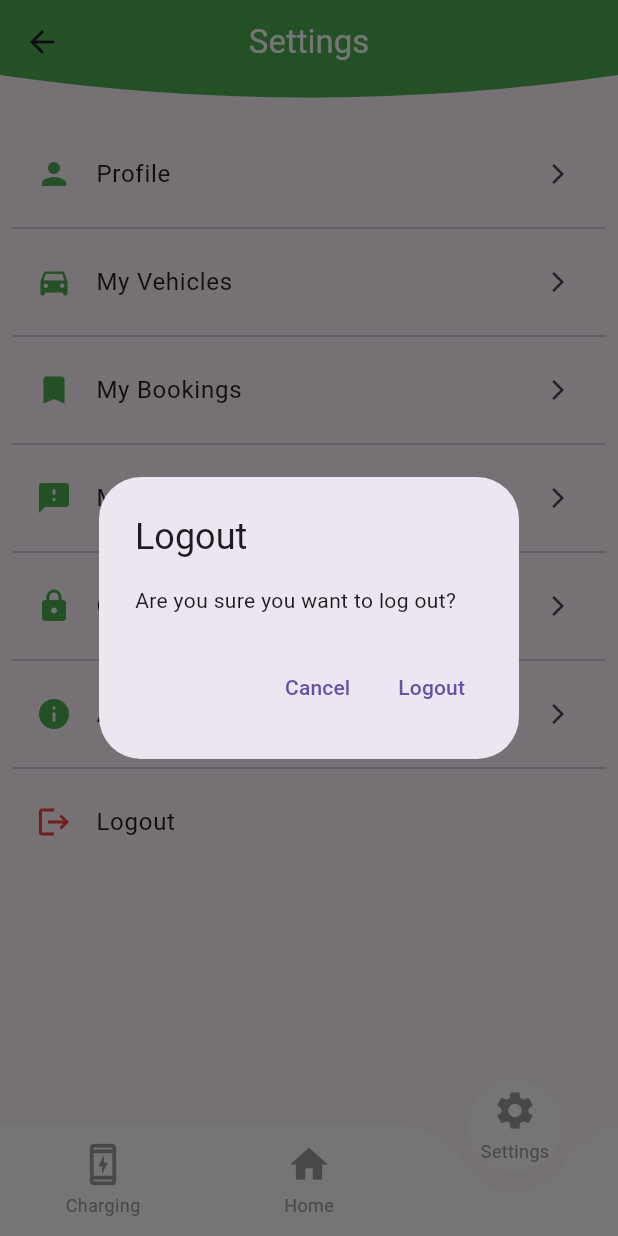
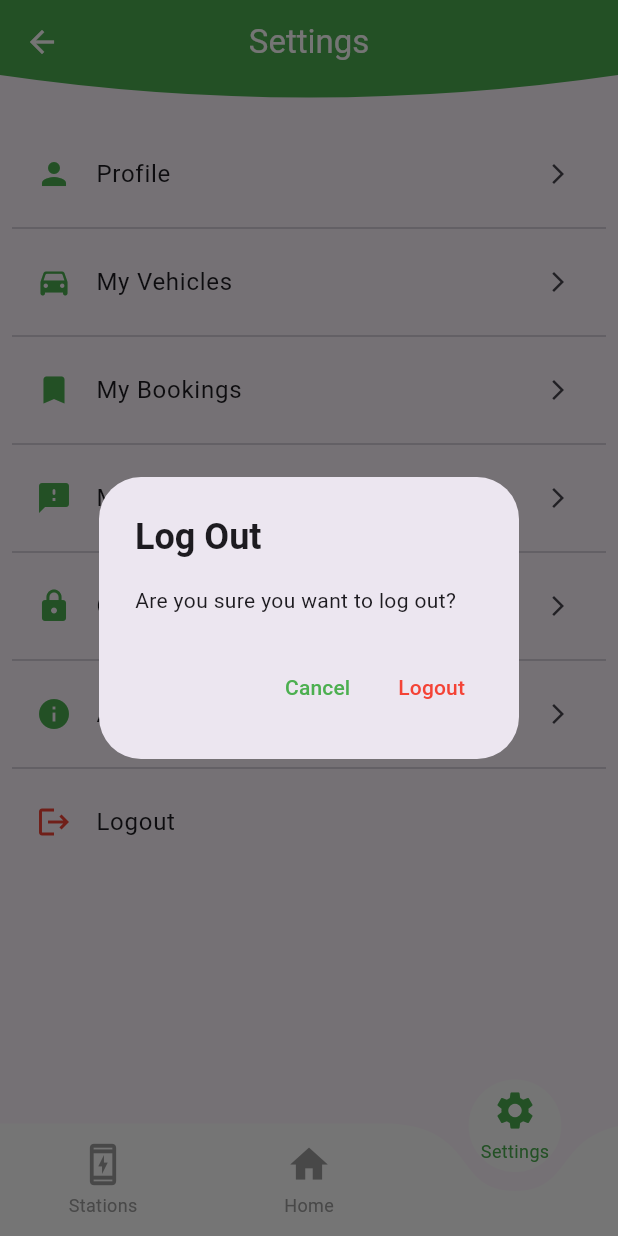
Before and after one commit to sumitdhamala/electrio, a Flutter app: the HomeScreen screen opened by its route, item 3 of the bottom bar chosen, after a tap on "Logout", on a phone screen of 412 x 824 dp. Run offline on Flutter 3.47's test engine with Material 3 defaults, Android fonts, the light colour scheme and no system bars; drawn by our look-alikes of curved_navigation_bar; our stand-ins replace email_validator, flutter_map, geolocator, image_picker, latlong2 and 2 more; missing offline and left inert: dart:ffi, khalti_flutter; accounts and stored records are empty; network calls fail.

Commit message:
UI final touchup

```diff
--- a/lib/view/home/map.dart
+++ b/lib/view/home/map.dart
@@ -8,7 +8,7 @@ import 'dart:async';
 import 'package:geolocator/geolocator.dart';
 
 class HomeView extends StatefulWidget {
-   final LatLng? fallbackRouteDestination; // Add fallback route parameter
+  final LatLng? fallbackRouteDestination; // Add fallback route parameter
 
   const HomeView({super.key, this.fallbackRouteDestination});
   @override
@@ -249,7 +249,12 @@ class _HomeViewState extends State<HomeView> {
   Widget build(BuildContext context) {
     return Scaffold(
       appBar: AppBar(
-          title: Text('Charging Stations'), backgroundColor: Colors.green),
+          centerTitle: true,
+          title: Text(
+            'Map',
+            style: TextStyle(color: Colors.white),
+          ),
+          backgroundColor: Colors.green),
       body: Stack(
         children: [
           FlutterMap(
--- a/lib/view/home/settings.dart
+++ b/lib/view/home/settings.dart
@@ -136,19 +136,25 @@ class SettingsScreen extends StatelessWidget {
     showDialog(
       context: context,
       builder: (context) => AlertDialog(
-        title: Text('Logout'),
+        title: Text(
+          'Log Out',
+          style: TextStyle(fontWeight: FontWeight.bold),
+        ),
         content: Text('Are you sure you want to log out?'),
         actions: [
           TextButton(
             onPressed: () => Navigator.of(context).pop(),
-            child: Text('Cancel'),
+            child: Text('Cancel', style: TextStyle(color: Colors.green)),
           ),
           TextButton(
             onPressed: () {
               Navigator.pushNamed(context, '/login');
               print('Logged out');
             },
-            child: Text('Logout'),
+            child: Text(
+              'Logout',
+              style: TextStyle(color: Colors.red),
+            ),
           ),
         ],
       ),
--- a/lib/view/home_screen.dart
+++ b/lib/view/home_screen.dart
@@ -11,7 +11,7 @@ class HomeScreen extends StatefulWidget {
 }
 
 class _HomeScreenState extends State<HomeScreen> {
-  int _currentIndex = 1;
+  int _currentIndex = 1; // Default to Home
 
   // List of screens to display
   final List<Widget> _children = [
@@ -25,11 +25,12 @@ class _HomeScreenState extends State<HomeScreen> {
     return Scaffold(
       body: _children[_currentIndex],
       bottomNavigationBar: CurvedNavigationBar(
+        index:
+            _currentIndex, // Ensure the nav bar index matches the initial screen
         items: <Widget>[
-          _navItem(Icons.charging_station_outlined, 'Charging', 0),
+          _navItem(Icons.charging_station_outlined, 'Stations', 0),
           _navItem(Icons.home, 'Home', 1),
-          // _navItem(Icons.history_edu_outlined, 'History', 2),
-          _navItem(Icons.settings, 'Settings', 3),
+          _navItem(Icons.settings, 'Settings', 2),
         ],
         color: Colors.white, // Set background color to white
         buttonBackgroundColor: Colors.white, // Button background color
--- a/lib/view/settings/feedback.dart
+++ b/lib/view/settings/feedback.dart
@@ -1,4 +1,5 @@
 import 'package:electrio/component/constants/constants.dart';
+import 'package:electrio/component/customclip_bar.dart';
 import 'package:electrio/provider/user_provider.dart';
 import 'package:flutter/material.dart';
 import 'package:http/http.dart' as http;
@@ -124,10 +125,7 @@ class _FeedbackScreenState extends State<FeedbackScreen> {
   @override
   Widget build(BuildContext context) {
     return Scaffold(
-      appBar: AppBar(
-        title: Text('Feedback'),
-        backgroundColor: Colors.green,
-      ),
+      appBar: CustomCurvedAppBar(title: "Feedback"),
       body: Container(
         padding: EdgeInsets.all(16.0),
         color: Colors.grey.shade200,
--- a/lib/view/settings/mybooking.dart
+++ b/lib/view/settings/mybooking.dart
@@ -221,7 +221,9 @@ class HistoryTile extends StatelessWidget {
                     Navigator.push(
                         context,
                         MaterialPageRoute(
-                            builder: (context) => KhaltiPaymentScreen()));
+                            builder: (context) => KhaltiPaymentScreen(
+                                  amount: booking['price'],
+                                )));
                   },
                   style: ElevatedButton.styleFrom(
                     backgroundColor: Colors.green,
--- a/lib/view/settings/myfeedbacks.dart
+++ b/lib/view/settings/myfeedbacks.dart
@@ -1,4 +1,5 @@
 import 'package:electrio/component/constants/constants.dart';
+import 'package:electrio/component/customclip_bar.dart';
 import 'package:electrio/provider/user_provider.dart';
 import 'package:flutter/material.dart';
 import 'package:http/http.dart' as http;
@@ -77,10 +78,7 @@ class _UserFeedbacksScreenState extends State<UserFeedbacksScreen> {
   @override
   Widget build(BuildContext context) {
     return Scaffold(
-      appBar: AppBar(
-        title: Text('My Feedbacks'),
-        backgroundColor: Colors.green,
-      ),
+      appBar: CustomCurvedAppBar(title: "My Feedbacks"),
       body: _isLoading
           ? Center(
               child: CircularProgressIndicator(),
--- a/lib/view/settings/profile_sscreen.dart
+++ b/lib/view/settings/profile_sscreen.dart
@@ -7,6 +7,8 @@ import 'package:flutter/material.dart';
 import 'package:provider/provider.dart';
 
 class ProfileScreen extends StatefulWidget {
+  const ProfileScreen({super.key});
+
   @override
   _ProfileScreenState createState() => _ProfileScreenState();
 }
@@ -175,7 +177,8 @@ class _ProfileScreenState extends State<ProfileScreen> {
                           );
                         },
                         child: const Text("  Edit Profile  ",
-                            style: TextStyle(fontSize: 18)),
+                            style:
+                                TextStyle(fontSize: 18, color: Colors.white)),
                         style: ElevatedButton.styleFrom(
                           backgroundColor: Colors.green,
                           padding: EdgeInsets.symmetric(vertical: 18),
```
Also changed, not shown: lib/main.dart (+11 -0 lines), lib/view/home/reservation/booking_details.dart (+41 -28 lines), lib/view/payment/payment.dart (+8 -9 lines), lib/view/settings/change_password.dart (+4 -5 lines), lib/view/settings/edit_profile.dart (+9 -10 lines), lib/view/settings/editvehicle.dart (+5 -7 lines), lib/view/settings/myvehicles.dart (+6 -6 lines), lib/view/signup/check_otp.dart (+7 -6 lines), lib/view/signup/email_verification.dart (+6 -5 lines), lib/view/signup/vehicle_registration.dart (+3 -9 lines), assets/images/notification.png (added), 1 other file.
